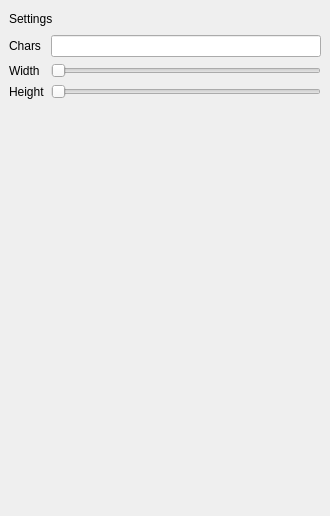
The window that src/settingsdock.ui (anton-fischer/cpp-ascii-generator) describes before a commit, drawn with Qt 5.
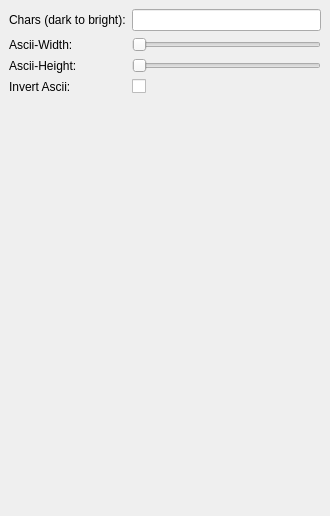
The same window after the commit.

Commit message: improve ui, add invert setting

The edit to the form file:
```diff
--- a/src/settingsdock.ui
+++ b/src/settingsdock.ui
@@ -13,7 +13,7 @@
   <property name="minimumSize">
    <size>
     <width>330</width>
-    <height>128</height>
+    <height>133</height>
    </size>
   </property>
   <property name="windowTitle">
@@ -21,45 +21,25 @@
   </property>
   <widget class="QWidget" name="dockWidgetContents">
    <layout class="QVBoxLayout" name="verticalLayout">
-    <item>
-     <widget class="QLabel" name="lbl_title">
-      <property name="maximumSize">
-       <size>
-        <width>16777215</width>
-        <height>20</height>
-       </size>
-      </property>
-      <property name="text">
-       <string>Settings</string>
-      </property>
-     </widget>
-    </item>
     <item>
      <layout class="QFormLayout" name="formLayout">
       <item row="0" column="0">
        <widget class="QLabel" name="lbl_chars">
         <property name="text">
-         <string>Chars</string>
-        </property>
-       </widget>
-      </item>
-      <item row="1" column="0">
-       <widget class="QLabel" name="lbl_width">
-        <property name="text">
-         <string>Width</string>
-        </property>
-       </widget>
-      </item>
-      <item row="2" column="0">
-       <widget class="QLabel" name="lbl_height">
-        <property name="text">
-         <string>Height</string>
+         <string>Chars (dark to bright):</string>
         </property>
        </widget>
       </item>
       <item row="0" column="1">
        <widget class="QLineEdit" name="input_chars"/>
       </item>
+      <item row="1" column="0">
+       <widget class="QLabel" name="lbl_width">
+        <property name="text">
+         <string>Ascii-Width:</string>
+        </property>
+       </widget>
+      </item>
       <item row="1" column="1">
        <widget class="QSlider" name="slider_width">
         <property name="orientation">
@@ -67,6 +47,13 @@
         </property>
        </widget>
       </item>
+      <item row="2" column="0">
+       <widget class="QLabel" name="lbl_height">
+        <property name="text">
+         <string>Ascii-Height:</string>
+        </property>
+       </widget>
+      </item>
       <item row="2" column="1">
        <widget class="QSlider" name="slider_height">
         <property name="orientation">
@@ -74,6 +61,20 @@
         </property>
        </widget>
       </item>
+      <item row="3" column="0">
+       <widget class="QLabel" name="lbl_invert">
+        <property name="text">
+         <string>Invert Ascii:</string>
+        </property>
+       </widget>
+      </item>
+      <item row="3" column="1">
+       <widget class="QCheckBox" name="cbx_invert">
+        <property name="text">
+         <string/>
+        </property>
+       </widget>
+      </item>
      </layout>
     </item>
    </layout>
```
Left out of the diff: 2 changed lines with no effect on the pictures. The commit also changes 13 other files.
